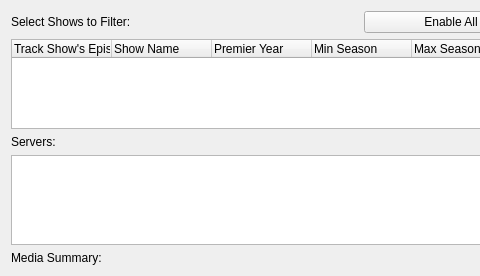
The window that UI/MissingEpisodes.ui (towel42-com/EmbySync) describes before a commit, drawn with Qt 5; both pictures show x 0 to 480 and y 0 to 276 of the 728 by 276 pixel window.
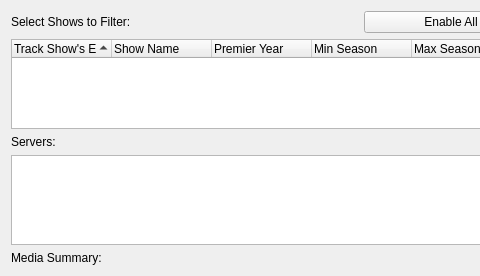
The same window after the commit.

Commit message: Support sorting of missing series list Series key is a function now Split the media models into separate files Rather than a bool for background, send in the role for colors

The edit to the form file:
```diff
--- a/UI/MissingEpisodes.ui
+++ b/UI/MissingEpisodes.ui
@@ -57,6 +57,12 @@
        </item>
        <item row="1" column="0" colspan="4">
         <widget class="QTreeWidget" name="showsFilter">
+         <property name="sortingEnabled">
+          <bool>true</bool>
+         </property>
+         <attribute name="headerShowSortIndicator" stdset="0">
+          <bool>true</bool>
+         </attribute>
          <column>
           <property name="text">
            <string>Track Show's Episodes?</string>
```
The commit also changes 20 other files.
